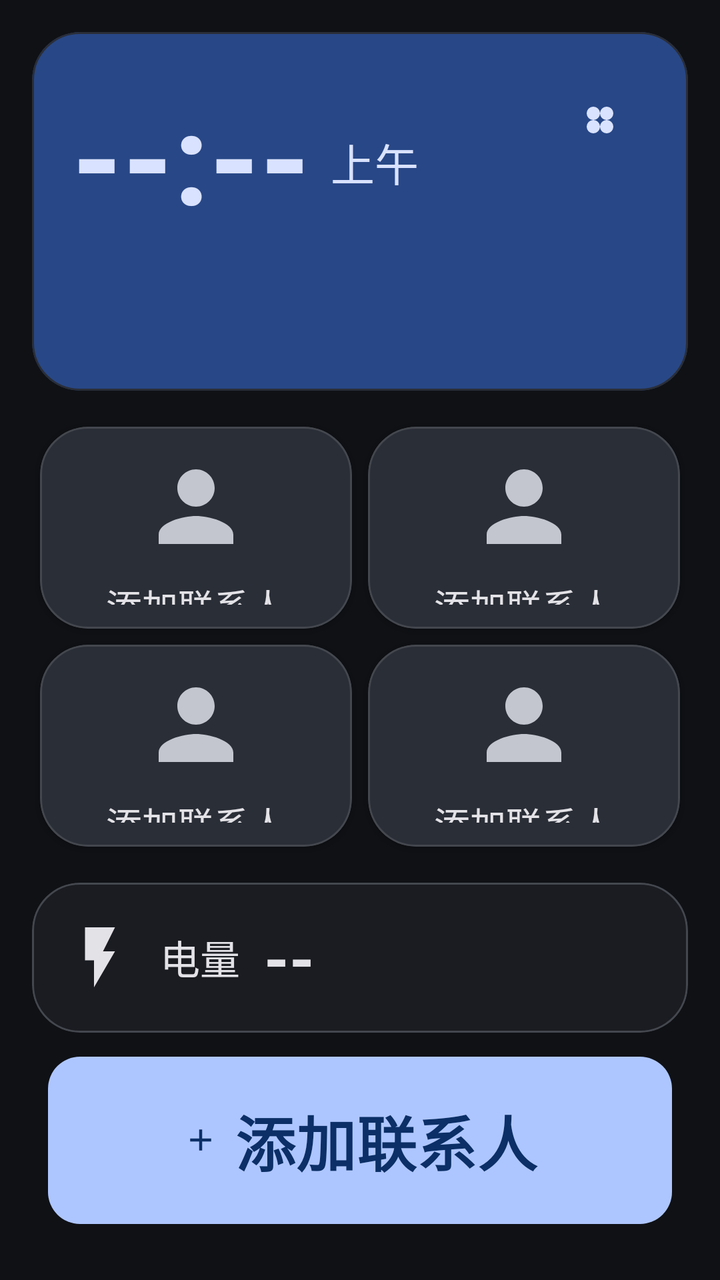
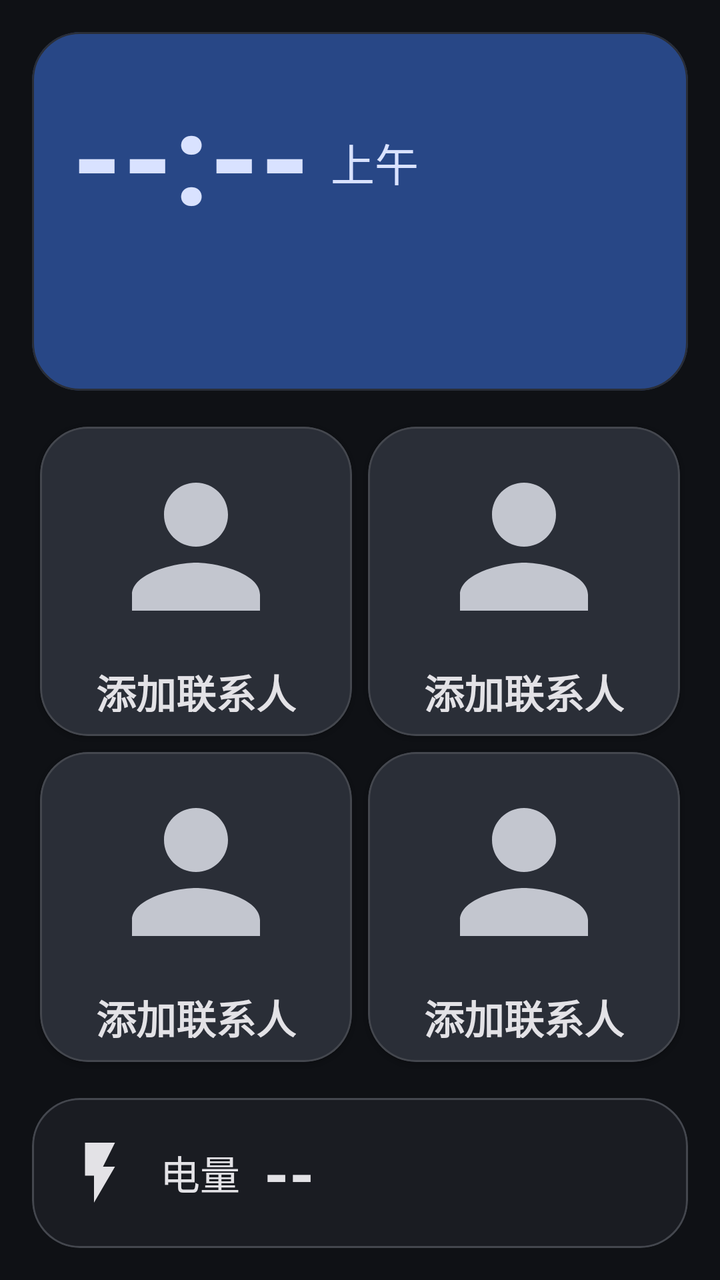

Compare the two renders of this Android layout. The source of the first and the diff that turns it into the second are given below.
<!-- AndroidManifest.xml: application theme Theme.ElderLauncher -->
<!-- res/layout/activity_home.xml -->
<?xml version="1.0" encoding="utf-8"?>
<LinearLayout xmlns:android="http://schemas.android.com/apk/res/android"
    xmlns:app="http://schemas.android.com/apk/res-auto"
    android:orientation="vertical"
    android:padding="16dp"
    android:background="?android:colorBackground"
    android:layout_width="match_parent"
    android:layout_height="match_parent">

    
    <com.google.android.material.card.MaterialCardView
        android:layout_width="match_parent"
        android:layout_height="wrap_content"
        app:cardBackgroundColor="?attr/colorPrimaryContainer"
        app:cardCornerRadius="24dp"
        app:contentPadding="20dp">

        <FrameLayout
            android:layout_width="match_parent"
            android:layout_height="wrap_content">

            
            <com.google.android.material.button.MaterialButton
                android:id="@+id/ivWidget"
                style="@style/Widget.Material3.Button.IconButton"
                android:layout_width="48dp"
                android:layout_height="48dp"
                android:layout_gravity="end|top"
                app:icon="@drawable/ic_quad"
                app:iconTint="?attr/colorOnPrimaryContainer"
                android:contentDescription="@string/home_settings" />

            <LinearLayout
                android:orientation="vertical"
                android:layout_width="match_parent"
                android:layout_height="wrap_content"
                android:paddingEnd="56dp">

                <LinearLayout
                    android:orientation="horizontal"
                    android:layout_width="wrap_content"
                    android:layout_height="wrap_content"
                    android:gravity="bottom">

                    <TextView
                        android:id="@+id/tvTime"
                        android:layout_width="wrap_content"
                        android:layout_height="wrap_content"
                        android:text="--:--"
                        android:textSize="64sp"
                        android:textStyle="bold"
                        android:textColor="?attr/colorOnPrimaryContainer" />

                    <TextView
                        android:id="@+id/tvAmPm"
                        android:layout_width="wrap_content"
                        android:layout_height="wrap_content"
                        android:text="@string/home_am"
                        android:textSize="22sp"
                        android:textColor="?attr/colorOnPrimaryContainer"
                        android:layout_marginStart="10dp"
                        android:layout_marginBottom="12dp" />
                </LinearLayout>

                <TextView
                    android:id="@+id/tvDate"
                    android:layout_width="wrap_content"
                    android:layout_height="wrap_content"
                    android:text=""
                    android:textSize="18sp"
                    android:textColor="?attr/colorOnPrimaryContainer"
                    android:layout_marginTop="6dp" />

                <TextView
                    android:id="@+id/tvLunar"
                    android:layout_width="wrap_content"
                    android:layout_height="wrap_content"
                    android:text=""
                    android:textSize="16sp"
                    android:textColor="?attr/colorOnPrimaryContainer"
                    android:layout_marginTop="2dp" />
            </LinearLayout>
        </FrameLayout>
    </com.google.android.material.card.MaterialCardView>

    
    <GridLayout
        android:id="@+id/gridContacts"
        android:layout_width="match_parent"
        android:layout_height="0dp"
        android:layout_weight="1"
        android:columnCount="2"
        android:rowCount="2"
        android:useDefaultMargins="true"
        android:layout_marginTop="14dp">

        <com.google.android.material.card.MaterialCardView
            android:id="@+id/cardContact1"
            style="@style/ContactCard">
            <LinearLayout
                android:orientation="vertical"
                android:gravity="center"
                android:layout_width="match_parent"
                android:layout_height="match_parent">
                <ImageView
                    android:layout_width="56dp"
                    android:layout_height="56dp"
                    android:src="@drawable/ic_person"
                    app:tint="?attr/colorOnSurfaceVariant" />
                <TextView
                    android:id="@+id/tvName1"
                    android:layout_width="wrap_content"
                    android:layout_height="wrap_content"
                    android:text="@string/contact_add"
                    android:textSize="18sp"
                    android:textColor="?attr/colorOnSurface"
                    android:layout_marginTop="8dp" />
            </LinearLayout>
        </com.google.android.material.card.MaterialCardView>

        <com.google.android.material.card.MaterialCardView
            android:id="@+id/cardContact2"
            style="@style/ContactCard">
            <LinearLayout
                android:orientation="vertical"
                android:gravity="center"
                android:layout_width="match_parent"
                android:layout_height="match_parent">
                <ImageView
                    android:layout_width="56dp"
                    android:layout_height="56dp"
                    android:src="@drawable/ic_person"
                    app:tint="?attr/colorOnSurfaceVariant" />
                <TextView
                    android:id="@+id/tvName2"
                    android:layout_width="wrap_content"
                    android:layout_height="wrap_content"
                    android:text="@string/contact_add"
                    android:textSize="18sp"
                    android:textColor="?attr/colorOnSurface"
                    android:layout_marginTop="8dp" />
            </LinearLayout>
        </com.google.android.material.card.MaterialCardView>

        <com.google.android.material.card.MaterialCardView
            android:id="@+id/cardContact3"
            style="@style/ContactCard">
            <LinearLayout
                android:orientation="vertical"
                android:gravity="center"
                android:layout_width="match_parent"
                android:layout_height="match_parent">
                <ImageView
                    android:layout_width="56dp"
                    android:layout_height="56dp"
                    android:src="@drawable/ic_person"
                    app:tint="?attr/colorOnSurfaceVariant" />
                <TextView
                    android:id="@+id/tvName3"
                    android:layout_width="wrap_content"
                    android:layout_height="wrap_content"
                    android:text="@string/contact_add"
                    android:textSize="18sp"
                    android:textColor="?attr/colorOnSurface"
                    android:layout_marginTop="8dp" />
            </LinearLayout>
        </com.google.android.material.card.MaterialCardView>

        <com.google.android.material.card.MaterialCardView
            android:id="@+id/cardContact4"
            style="@style/ContactCard">
            <LinearLayout
                android:orientation="vertical"
                android:gravity="center"
                android:layout_width="match_parent"
                android:layout_height="match_parent">
                <ImageView
                    android:layout_width="56dp"
                    android:layout_height="56dp"
                    android:src="@drawable/ic_person"
                    app:tint="?attr/colorOnSurfaceVariant" />
                <TextView
                    android:id="@+id/tvName4"
                    android:layout_width="wrap_content"
                    android:layout_height="wrap_content"
                    android:text="@string/contact_add"
                    android:textSize="18sp"
                    android:textColor="?attr/colorOnSurface"
                    android:layout_marginTop="8dp" />
            </LinearLayout>
        </com.google.android.material.card.MaterialCardView>
    </GridLayout>

    
    <com.google.android.material.card.MaterialCardView
        android:layout_width="match_parent"
        android:layout_height="wrap_content"
        app:cardBackgroundColor="?attr/colorSurface"
        app:cardCornerRadius="24dp"
        app:strokeColor="?attr/colorOutline"
        app:strokeWidth="1dp"
        app:contentPadding="16dp"
        android:layout_marginTop="14dp">

        <LinearLayout
            android:orientation="horizontal"
            android:gravity="center_vertical"
            android:layout_width="match_parent"
            android:layout_height="wrap_content">

            <ImageView
                android:layout_width="36dp"
                android:layout_height="36dp"
                android:src="@drawable/ic_battery"
                app:tint="?attr/colorOnSurface" />

            <TextView
                android:layout_width="wrap_content"
                android:layout_height="wrap_content"
                android:text="@string/home_battery"
                android:textSize="20sp"
                android:textColor="?attr/colorOnSurface"
                android:layout_marginStart="12dp" />

            <TextView
                android:id="@+id/tvBattery"
                android:layout_width="wrap_content"
                android:layout_height="wrap_content"
                android:text="--"
                android:textSize="32sp"
                android:textStyle="bold"
                android:textColor="?attr/colorOnSurface"
                android:layout_marginStart="12dp" />
        </LinearLayout>
    </com.google.android.material.card.MaterialCardView>

    
    <com.google.android.material.button.MaterialButton
        android:id="@+id/btnAdd"
        style="@style/BigButton"
        android:layout_width="match_parent"
        android:layout_height="wrap_content"
        android:text="@string/contact_add"
        app:icon="@drawable/ic_plus"
        app:iconGravity="textStart"
        android:layout_marginTop="14dp" />
</LinearLayout>
<!-- resources referenced by this layout -->
<resources>
  <!-- drawable ic_battery (drawable) -->
  <vector xmlns:android="http://schemas.android.com/apk/res/android"
      android:width="36dp"
      android:height="36dp"
      android:viewportWidth="24"
      android:viewportHeight="24">
      <path
          android:fillColor="#FFFFFF"
          android:pathData="M7,2v11h3v9l7,-12h-4l4,-8z" />
  </vector>
  <!-- drawable ic_person (drawable) -->
  <vector xmlns:android="http://schemas.android.com/apk/res/android"
      android:width="56dp"
      android:height="56dp"
      android:viewportWidth="24"
      android:viewportHeight="24">
      <path
          android:fillColor="#FFFFFF"
          android:pathData="M12,12c2.21,0 4,-1.79 4,-4s-1.79,-4 -4,-4 -4,1.79 -4,4 1.79,4 4,4zM12,14c-2.67,0 -8,1.34 -8,4v2h16v-2c0,-2.66 -5.33,-4 -8,-4z" />
  </vector>
  <!-- drawable ic_plus (drawable) -->
  <vector xmlns:android="http://schemas.android.com/apk/res/android"
      android:width="40dp"
      android:height="40dp"
      android:viewportWidth="24"
      android:viewportHeight="24">
      <path
          android:fillColor="#FFFFFF"
          android:pathData="M19,13h-6v6h-2v-6H5v-2h6V5h2v6h6v2z" />
  </vector>
  <!-- drawable ic_quad (drawable) -->
  <vector xmlns:android="http://schemas.android.com/apk/res/android"
      android:width="40dp"
      android:height="40dp"
      android:viewportWidth="24"
      android:viewportHeight="24">
      <path android:fillColor="#F44336" android:pathData="M4,8 a4,4 0 1,0 8,0 a4,4 0 1,0 -8,0 Z" />
      <path android:fillColor="#9C27B0" android:pathData="M12,8 a4,4 0 1,0 8,0 a4,4 0 1,0 -8,0 Z" />
      <path android:fillColor="#4CAF50" android:pathData="M4,16 a4,4 0 1,0 8,0 a4,4 0 1,0 -8,0 Z" />
      <path android:fillColor="#2196F3" android:pathData="M12,16 a4,4 0 1,0 8,0 a4,4 0 1,0 -8,0 Z" />
  </vector>
  <string name="contact_add">添加联系人</string>
  <string name="home_am">上午</string>
  <string name="home_battery">电量</string>
  <string name="home_settings">设置</string>
  <style name="BigButton" parent="Widget.Material3.Button">
          <item name="android:textSize">30sp</item>
          <item name="android:textStyle">bold</item>
          <item name="android:padding">20dp</item>
          <item name="android:layout_margin">8dp</item>
          <item name="android:minHeight">64dp</item>
          <item name="cornerRadius">16dp</item>
      </style>
  <color name="colorPrimary">#AEC6FF</color>
  <color name="colorOnPrimary">#0B2F66</color>
  <color name="colorPrimaryContainer">#284786</color>
  <color name="colorOnPrimaryContainer">#D9E2FF</color>
  <color name="colorSecondary">#BEC6DC</color>
  <color name="colorOnSecondary">#283141</color>
  <color name="colorSecondaryContainer">#3E4759</color>
  <color name="colorOnSecondaryContainer">#DAE2F9</color>
  <color name="colorTertiary">#DDBCE4</color>
  <color name="colorOnTertiary">#3F2844</color>
  <color name="colorTertiaryContainer">#573E5C</color>
  <color name="colorOnTertiaryContainer">#FAD8FF</color>
  <color name="colorOnBackground">#E2E2E9</color>
  <color name="colorSurface">#1A1C22</color>
  <color name="colorOnSurface">#E3E2E6</color>
  <color name="colorSurfaceVariant">#2A2E37</color>
  <color name="colorOnSurfaceVariant">#C3C6CF</color>
  <color name="colorSurfaceContainer">#1E2128</color>
  <color name="colorSurfaceContainerHigh">#282C34</color>
  <color name="colorSurfaceContainerHighest">#33373F</color>
  <color name="colorOutline">#44474E</color>
  <color name="colorOutlineVariant">#2A2E37</color>
  <color name="colorError">#FFB4AB</color>
  <color name="colorOnError">#690005</color>
  <color name="colorErrorContainer">#93000A</color>
  <color name="colorOnErrorContainer">#FFDAD6</color>
  <color name="colorBackground">#0F1115</color>
  <!-- unchanged entries left out for length: 2 -->
</resources>

<!-- the commit's change to res/layout/activity_home.xml (unified diff, before → after) -->
@@ -9,78 +9,62 @@
 
     
     <com.google.android.material.card.MaterialCardView
+        android:id="@+id/cardTime"
         android:layout_width="match_parent"
         android:layout_height="wrap_content"
         app:cardBackgroundColor="?attr/colorPrimaryContainer"
         app:cardCornerRadius="24dp"
         app:contentPadding="20dp">
 
-        <FrameLayout
+        <LinearLayout
+            android:orientation="vertical"
             android:layout_width="match_parent"
             android:layout_height="wrap_content">
 
-            
-            <com.google.android.material.button.MaterialButton
-                android:id="@+id/ivWidget"
-                style="@style/Widget.Material3.Button.IconButton"
-                android:layout_width="48dp"
-                android:layout_height="48dp"
-                android:layout_gravity="end|top"
-                app:icon="@drawable/ic_quad"
-                app:iconTint="?attr/colorOnPrimaryContainer"
-                android:contentDescription="@string/home_settings" />
-
-            <LinearLayout
-                android:orientation="vertical"
-                android:layout_width="match_parent"
-                android:layout_height="wrap_content"
-                android:paddingEnd="56dp">
-
-                <LinearLayout
-                    android:orientation="horizontal"
-                    android:layout_width="wrap_content"
-                    android:layout_height="wrap_content"
-                    android:gravity="bottom">
-
-                    <TextView
-                        android:id="@+id/tvTime"
-                        android:layout_width="wrap_content"
-                        android:layout_height="wrap_content"
-                        android:text="--:--"
-                        android:textSize="64sp"
-                        android:textStyle="bold"
-                        android:textColor="?attr/colorOnPrimaryContainer" />
-
-                    <TextView
-                        android:id="@+id/tvAmPm"
-                        android:layout_width="wrap_content"
-                        android:layout_height="wrap_content"
-                        android:text="@string/home_am"
-                        android:textSize="22sp"
-                        android:textColor="?attr/colorOnPrimaryContainer"
-                        android:layout_marginStart="10dp"
-                        android:layout_marginBottom="12dp" />
-                </LinearLayout>
-
-                <TextView
-                    android:id="@+id/tvDate"
-                    android:layout_width="wrap_content"
-                    android:layout_height="wrap_content"
-                    android:text=""
-                    android:textSize="18sp"
+            <LinearLayout
+                android:orientation="horizontal"
+                android:layout_width="wrap_content"
+                android:layout_height="wrap_content"
+                android:gravity="bottom">
+
+                <TextView
+                    android:id="@+id/tvTime"
+                    android:layout_width="wrap_content"
+                    android:layout_height="wrap_content"
+                    android:text="--:--"
+                    android:textSize="64sp"
+                    android:textStyle="bold"
+                    android:textColor="?attr/colorOnPrimaryContainer" />
+
+                <TextView
+                    android:id="@+id/tvAmPm"
+                    android:layout_width="wrap_content"
+                    android:layout_height="wrap_content"
+                    android:text="@string/home_am"
+                    android:textSize="22sp"
                     android:textColor="?attr/colorOnPrimaryContainer"
-                    android:layout_marginTop="6dp" />
-
-                <TextView
-                    android:id="@+id/tvLunar"
-                    android:layout_width="wrap_content"
-                    android:layout_height="wrap_content"
-                    android:text=""
-                    android:textSize="16sp"
-                    android:textColor="?attr/colorOnPrimaryContainer"
-                    android:layout_marginTop="2dp" />
-            </LinearLayout>
-        </FrameLayout>
+                    android:layout_marginStart="10dp"
+                    android:layout_marginBottom="12dp" />
+            </LinearLayout>
+
+            <TextView
+                android:id="@+id/tvDate"
+                android:layout_width="wrap_content"
+                android:layout_height="wrap_content"
+                android:text=""
+                android:textSize="18sp"
+                android:textColor="?attr/colorOnPrimaryContainer"
+                android:layout_marginTop="6dp" />
+
+            <TextView
+                android:id="@+id/tvLunar"
+                android:layout_width="wrap_content"
+                android:layout_height="wrap_content"
+                android:text=""
+                android:textSize="16sp"
+                android:textColor="?attr/colorOnPrimaryContainer"
+                android:layout_marginTop="2dp" />
+        </LinearLayout>
     </com.google.android.material.card.MaterialCardView>
 
     
@@ -102,19 +86,23 @@
                 android:gravity="center"
                 android:layout_width="match_parent"
                 android:layout_height="match_parent">
-                <ImageView
-                    android:layout_width="56dp"
-                    android:layout_height="56dp"
-                    android:src="@drawable/ic_person"
-                    app:tint="?attr/colorOnSurfaceVariant" />
+                <com.google.android.material.imageview.ShapeableImageView
+                    android:id="@+id/imgAvatar1"
+                    android:layout_width="96dp"
+                    android:layout_height="96dp"
+                    android:scaleType="centerCrop"
+                    android:src="@drawable/ic_person"
+                    app:tint="?attr/colorOnSurfaceVariant"
+                    app:shapeAppearanceOverlay="@style/AvatarCircle" />
                 <TextView
                     android:id="@+id/tvName1"
                     android:layout_width="wrap_content"
                     android:layout_height="wrap_content"
                     android:text="@string/contact_add"
-                    android:textSize="18sp"
-                    android:textColor="?attr/colorOnSurface"
-                    android:layout_marginTop="8dp" />
+                    android:textSize="20sp"
+                    android:textStyle="bold"
+                    android:textColor="?attr/colorOnSurface"
+                    android:layout_marginTop="10dp" />
             </LinearLayout>
         </com.google.android.material.card.MaterialCardView>
 
@@ -126,19 +114,23 @@
                 android:gravity="center"
                 android:layout_width="match_parent"
                 android:layout_height="match_parent">
-                <ImageView
-                    android:layout_width="56dp"
-                    android:layout_height="56dp"
-                    android:src="@drawable/ic_person"
-                    app:tint="?attr/colorOnSurfaceVariant" />
+                <com.google.android.material.imageview.ShapeableImageView
+                    android:id="@+id/imgAvatar2"
+                    android:layout_width="96dp"
+                    android:layout_height="96dp"
+                    android:scaleType="centerCrop"
+                    android:src="@drawable/ic_person"
+                    app:tint="?attr/colorOnSurfaceVariant"
+                    app:shapeAppearanceOverlay="@style/AvatarCircle" />
                 <TextView
                     android:id="@+id/tvName2"
                     android:layout_width="wrap_content"
                     android:layout_height="wrap_content"
                     android:text="@string/contact_add"
-                    android:textSize="18sp"
-                    android:textColor="?attr/colorOnSurface"
-                    android:layout_marginTop="8dp" />
+                    android:textSize="20sp"
+                    android:textStyle="bold"
+                    android:textColor="?attr/colorOnSurface"
+                    android:layout_marginTop="10dp" />
             </LinearLayout>
         </com.google.android.material.card.MaterialCardView>
 
@@ -150,19 +142,23 @@
                 android:gravity="center"
                 android:layout_width="match_parent"
                 android:layout_height="match_parent">
-                <ImageView
-                    android:layout_width="56dp"
-                    android:layout_height="56dp"
-                    android:src="@drawable/ic_person"
-                    app:tint="?attr/colorOnSurfaceVariant" />
+                <com.google.android.material.imageview.ShapeableImageView
+                    android:id="@+id/imgAvatar3"
+                    android:layout_width="96dp"
+                    android:layout_height="96dp"
+                    android:scaleType="centerCrop"
+                    android:src="@drawable/ic_person"
+                    app:tint="?attr/colorOnSurfaceVariant"
+                    app:shapeAppearanceOverlay="@style/AvatarCircle" />
                 <TextView
                     android:id="@+id/tvName3"
                     android:layout_width="wrap_content"
                     android:layout_height="wrap_content"
                     android:text="@string/contact_add"
-                    android:textSize="18sp"
-                    android:textColor="?attr/colorOnSurface"
-                    android:layout_marginTop="8dp" />
+                    android:textSize="20sp"
+                    android:textStyle="bold"
+                    android:textColor="?attr/colorOnSurface"
+                    android:layout_marginTop="10dp" />
             </LinearLayout>
         </com.google.android.material.card.MaterialCardView>
 
@@ -174,19 +170,23 @@
                 android:gravity="center"
                 android:layout_width="match_parent"
                 android:layout_height="match_parent">
-                <ImageView
-                    android:layout_width="56dp"
-                    android:layout_height="56dp"
-                    android:src="@drawable/ic_person"
-                    app:tint="?attr/colorOnSurfaceVariant" />
+                <com.google.android.material.imageview.ShapeableImageView
+                    android:id="@+id/imgAvatar4"
+                    android:layout_width="96dp"
+                    android:layout_height="96dp"
+                    android:scaleType="centerCrop"
+                    android:src="@drawable/ic_person"
+                    app:tint="?attr/colorOnSurfaceVariant"
+                    app:shapeAppearanceOverlay="@style/AvatarCircle" />
                 <TextView
                     android:id="@+id/tvName4"
                     android:layout_width="wrap_content"
                     android:layout_height="wrap_content"
                     android:text="@string/contact_add"
-                    android:textSize="18sp"
-                    android:textColor="?attr/colorOnSurface"
-                    android:layout_marginTop="8dp" />
+                    android:textSize="20sp"
+                    android:textStyle="bold"
+                    android:textColor="?attr/colorOnSurface"
+                    android:layout_marginTop="10dp" />
             </LinearLayout>
         </com.google.android.material.card.MaterialCardView>
     </GridLayout>
@@ -233,15 +233,4 @@
                 android:layout_marginStart="12dp" />
         </LinearLayout>
     </com.google.android.material.card.MaterialCardView>
-
-    
-    <com.google.android.material.button.MaterialButton
-        android:id="@+id/btnAdd"
-        style="@style/BigButton"
-        android:layout_width="match_parent"
-        android:layout_height="wrap_content"
-        android:text="@string/contact_add"
-        app:icon="@drawable/ic_plus"
-        app:iconGravity="textStart"
-        android:layout_marginTop="14dp" />
 </LinearLayout>
<!-- resource entries referenced after the edit -->
@@ -20,38 +20,12 @@
           android:fillColor="#FFFFFF"
           android:pathData="M12,12c2.21,0 4,-1.79 4,-4s-1.79,-4 -4,-4 -4,1.79 -4,4 1.79,4 4,4zM12,14c-2.67,0 -8,1.34 -8,4v2h16v-2c0,-2.66 -5.33,-4 -8,-4z" />
   </vector>
-  <!-- drawable ic_plus (drawable) -->
-  <vector xmlns:android="http://schemas.android.com/apk/res/android"
-      android:width="40dp"
-      android:height="40dp"
-      android:viewportWidth="24"
-      android:viewportHeight="24">
-      <path
-          android:fillColor="#FFFFFF"
-          android:pathData="M19,13h-6v6h-2v-6H5v-2h6V5h2v6h6v2z" />
-  </vector>
-  <!-- drawable ic_quad (drawable) -->
-  <vector xmlns:android="http://schemas.android.com/apk/res/android"
-      android:width="40dp"
-      android:height="40dp"
-      android:viewportWidth="24"
-      android:viewportHeight="24">
-      <path android:fillColor="#F44336" android:pathData="M4,8 a4,4 0 1,0 8,0 a4,4 0 1,0 -8,0 Z" />
-      <path android:fillColor="#9C27B0" android:pathData="M12,8 a4,4 0 1,0 8,0 a4,4 0 1,0 -8,0 Z" />
-      <path android:fillColor="#4CAF50" android:pathData="M4,16 a4,4 0 1,0 8,0 a4,4 0 1,0 -8,0 Z" />
-      <path android:fillColor="#2196F3" android:pathData="M12,16 a4,4 0 1,0 8,0 a4,4 0 1,0 -8,0 Z" />
-  </vector>
   <string name="contact_add">添加联系人</string>
   <string name="home_am">上午</string>
   <string name="home_battery">电量</string>
-  <string name="home_settings">设置</string>
-  <style name="BigButton" parent="Widget.Material3.Button">
-          <item name="android:textSize">30sp</item>
-          <item name="android:textStyle">bold</item>
-          <item name="android:padding">20dp</item>
-          <item name="android:layout_margin">8dp</item>
-          <item name="android:minHeight">64dp</item>
-          <item name="cornerRadius">16dp</item>
+  <style name="AvatarCircle">
+          <item name="cornerFamily">rounded</item>
+          <item name="cornerSize">50%</item>
       </style>
   <color name="colorPrimary">#AEC6FF</color>
   <color name="colorOnPrimary">#0B2F66</color>
